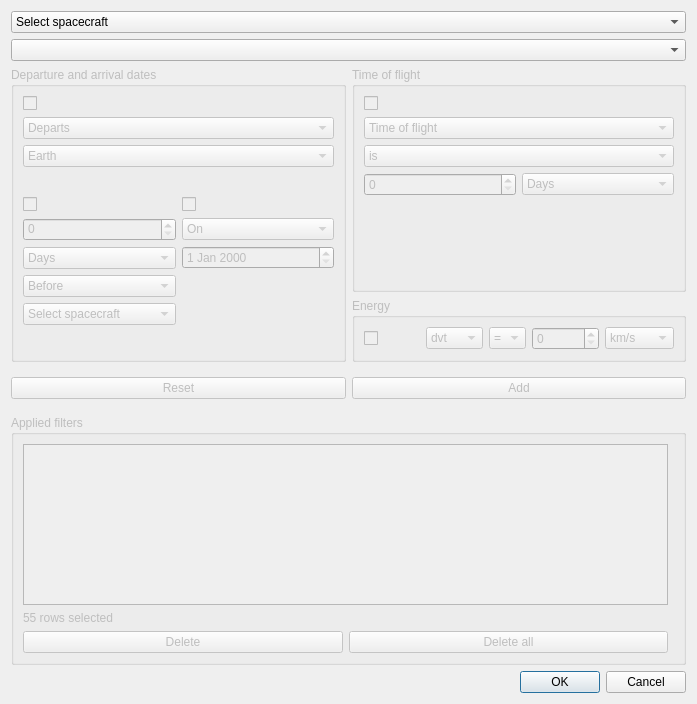
Old version of the form src/sonet_pcp_filter_qt.ui in the repository jorialand/sonet_tfm_horia.
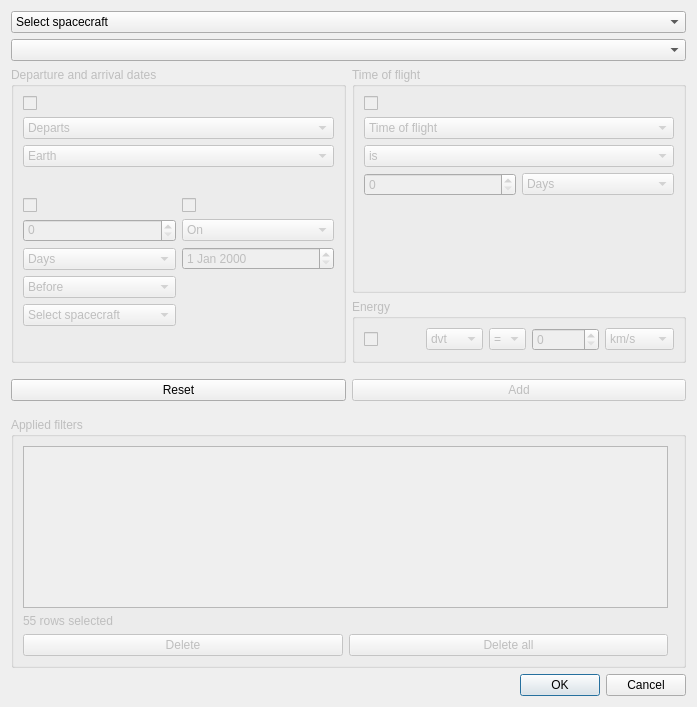
New version of the form.

Commit message: [#2] Renamed method names to more convenient ones. Partially implemented 'Add' push button.

Diff of the .ui file:
```diff
--- a/src/sonet_pcp_filter_qt.ui
+++ b/src/sonet_pcp_filter_qt.ui
@@ -10,7 +10,7 @@
     <x>0</x>
     <y>0</y>
     <width>697</width>
-    <height>704</height>
+    <height>707</height>
    </rect>
   </property>
   <property name="windowTitle">
@@ -41,7 +41,7 @@
            </widget>
           </item>
           <item>
-           <widget class="QPushButton" name="pb_add">
+           <widget class="QPushButton" name="pb_delete_all">
             <property name="enabled">
              <bool>false</bool>
             </property>
@@ -136,7 +136,7 @@
      <item>
       <widget class="QPushButton" name="pb_clean">
        <property name="enabled">
-        <bool>false</bool>
+        <bool>true</bool>
        </property>
        <property name="text">
         <string>Reset</string>
@@ -144,7 +144,7 @@
       </widget>
      </item>
      <item>
-      <widget class="QPushButton" name="pb_add_6">
+      <widget class="QPushButton" name="pb_add">
        <property name="enabled">
         <bool>false</bool>
        </property>
```
Left out of the diff: 8 changed lines with no effect on the pictures. The commit also changes 4 other files.
